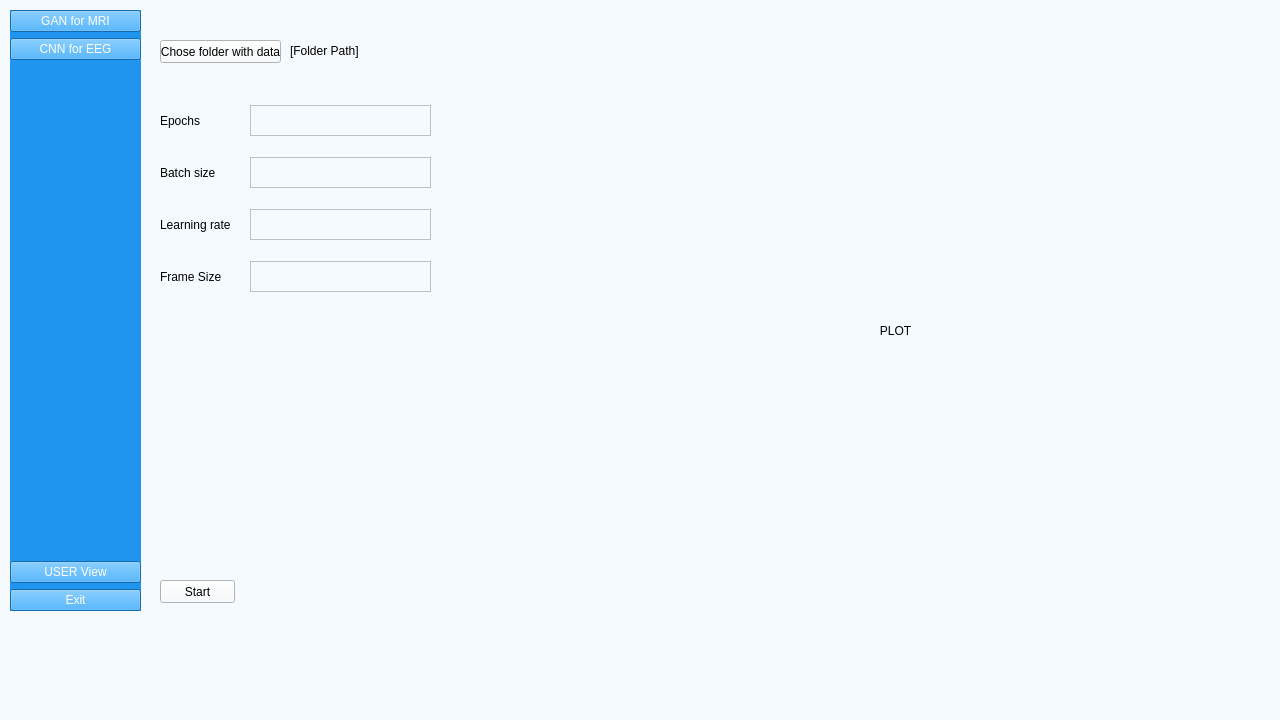
Before: the Qt Designer form UI/aUI_projekt_MRI.ui in matimusial/ADHDPredictorApp, drawn with Qt 5.
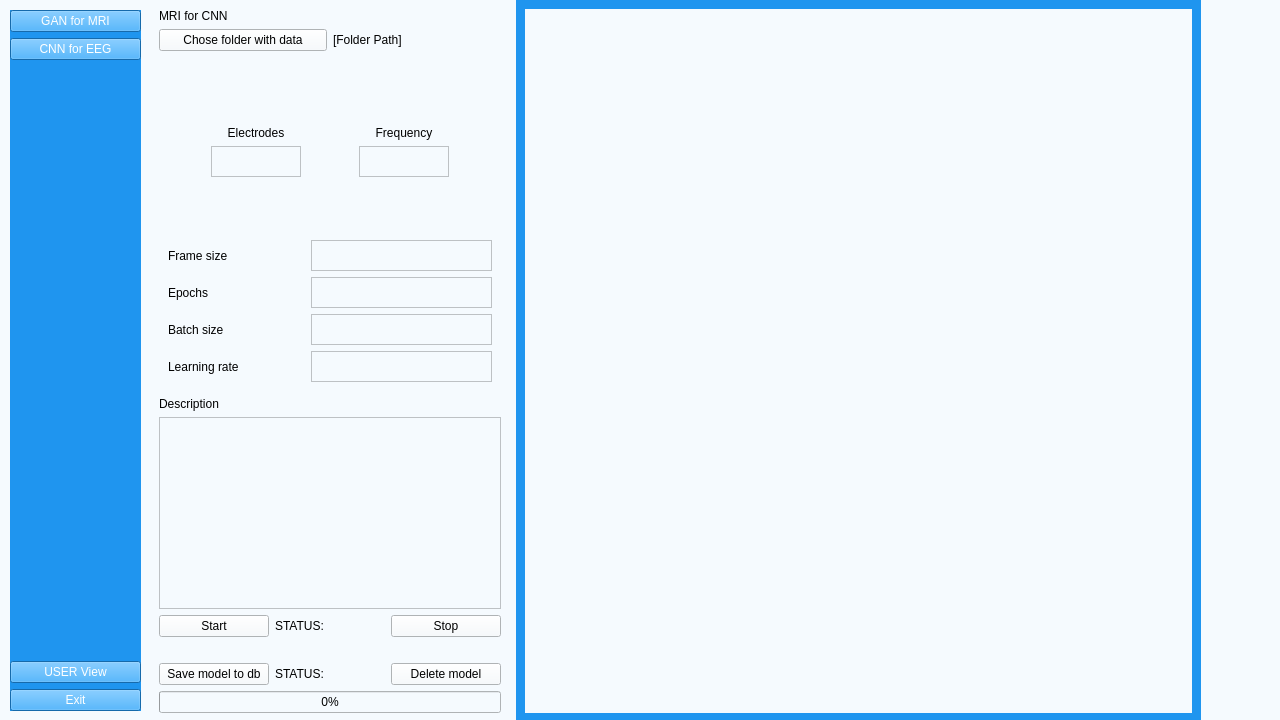
After: the same form once the commit is applied. Icons and pictures are not drawn.

```diff
--- a/UI/aUI_projekt_MRI.ui
+++ b/UI/aUI_projekt_MRI.ui
@@ -23,7 +23,7 @@
       <x>10</x>
       <y>10</y>
       <width>131</width>
-      <height>601</height>
+      <height>701</height>
      </rect>
     </property>
     <property name="styleSheet">
@@ -105,65 +105,189 @@
     <property name="geometry">
      <rect>
       <x>150</x>
-      <y>10</y>
-      <width>1161</width>
-      <height>601</height>
+      <y>0</y>
+      <width>1051</width>
+      <height>722</height>
      </rect>
     </property>
-    <widget class="QWidget" name="widget" native="true">
-     <property name="geometry">
-      <rect>
-       <x>310</x>
-       <y>10</y>
-       <width>851</width>
-       <height>601</height>
-      </rect>
-     </property>
-     <widget class="QLabel" name="plotLabel_CNN">
-      <property name="geometry">
-       <rect>
-        <x>10</x>
-        <y>10</y>
-        <width>851</width>
-        <height>601</height>
-       </rect>
-      </property>
-      <property name="styleSheet">
-       <string notr="true"/>
-      </property>
+    <layout class="QHBoxLayout" name="horizontalLayout_9">
+     <item>
+      <widget class="QWidget" name="main_widget_2" native="true">
+       <property name="sizePolicy">
+        <sizepolicy hsizetype="MinimumExpanding" vsizetype="MinimumExpanding">
+         <horstretch>0</horstretch>
+         <verstretch>0</verstretch>
+        </sizepolicy>
+       </property>
+       <property name="minimumSize">
+        <size>
+         <width>360</width>
+         <height>720</height>
+        </size>
+       </property>
+       <property name="maximumSize">
+        <size>
+         <width>360</width>
+         <height>16777215</height>
+        </size>
+       </property>
+       <layout class="QGridLayout" name="gridLayout_4">
+        <item row="0" column="0">
+         <widget class="QLabel" name="window_name_2">
       <property name="text">
-       <string>PLOT</string>
-      </property>
+           <string>MRI for CNN</string>
+          </property>
+          <property name="scaledContents">
+           <bool>false</bool>
+          </property>
+         </widget>
+        </item>
+        <item row="1" column="0">
+         <layout class="QVBoxLayout" name="verticalLayout_8">
+          <item>
+           <layout class="QHBoxLayout" name="horizontalLayout_10">
+            <item>
+             <widget class="QPushButton" name="folder_explore_2">
+              <property name="text">
+               <string>Chose folder with data</string>
+              </property>
+             </widget>
+            </item>
+            <item>
+             <widget class="QLabel" name="path_label_2">
+              <property name="text">
+               <string>[Folder Path]</string>
+              </property>
+             </widget>
+            </item>
+           </layout>
+          </item>
+          <item>
+           <widget class="QLabel" name="info_dump_2">
+            <property name="text">
+             <string/>
+            </property>
+           </widget>
+          </item>
+          <item>
+           <layout class="QVBoxLayout" name="verticalLayout_9">
+            <item>
+             <spacer name="verticalSpacer_4">
+              <property name="orientation">
+               <enum>Qt::Vertical</enum>
+              </property>
+              <property name="sizeHint" stdset="0">
+               <size>
+                <width>20</width>
+                <height>40</height>
+               </size>
+              </property>
+             </spacer>
+            </item>
+            <item>
+             <layout class="QGridLayout" name="gridLayout_5">
+              <item row="1" column="0">
+               <widget class="QLabel" name="electrodes_2">
+                <property name="text">
+                 <string>Electrodes</string>
+                </property>
       <property name="alignment">
        <set>Qt::AlignCenter</set>
       </property>
      </widget>
-    </widget>
-    <widget class="QPushButton" name="startButton">
-     <property name="geometry">
-      <rect>
-       <x>10</x>
-       <y>570</y>
-       <width>75</width>
-       <height>23</height>
-      </rect>
-     </property>
+              </item>
+              <item row="2" column="0">
+               <widget class="QTextEdit" name="textEdit_electrodes_2">
+                <property name="minimumSize">
+                 <size>
+                  <width>90</width>
+                  <height>31</height>
+                 </size>
+                </property>
+                <property name="maximumSize">
+                 <size>
+                  <width>90</width>
+                  <height>31</height>
+                 </size>
+                </property>
+               </widget>
+              </item>
+              <item row="1" column="2">
+               <widget class="QLabel" name="frequency_2">
+                <property name="text">
+                 <string>Frequency</string>
+                </property>
+                <property name="alignment">
+                 <set>Qt::AlignCenter</set>
+                </property>
+               </widget>
+              </item>
+              <item row="2" column="2">
+               <widget class="QTextEdit" name="textEdit_frequency_2">
+                <property name="minimumSize">
+                 <size>
+                  <width>90</width>
+                  <height>31</height>
+                 </size>
+                </property>
+                <property name="maximumSize">
+                 <size>
+                  <width>90</width>
+                  <height>31</height>
+                 </size>
+                </property>
+               </widget>
+              </item>
+             </layout>
+            </item>
+            <item>
+             <spacer name="verticalSpacer_5">
+              <property name="orientation">
+               <enum>Qt::Vertical</enum>
+              </property>
+              <property name="sizeHint" stdset="0">
+               <size>
+                <width>20</width>
+                <height>40</height>
+               </size>
+              </property>
+             </spacer>
+            </item>
+            <item>
+             <widget class="QWidget" name="widget_3" native="true">
+              <layout class="QVBoxLayout" name="verticalLayout_10">
+               <item>
+                <layout class="QHBoxLayout" name="horizontalLayout_11">
+                 <item>
+                  <widget class="QLabel" name="frame_size_2">
      <property name="text">
-      <string>Start</string>
-     </property>
-    </widget>
-    <widget class="QWidget" name="widget_2" native="true">
-     <property name="geometry">
-      <rect>
-       <x>10</x>
-       <y>80</y>
-       <width>271</width>
-       <height>221</height>
-      </rect>
-     </property>
-     <layout class="QVBoxLayout" name="verticalLayout_4">
+                    <string>Frame size</string>
+                   </property>
+                   <property name="alignment">
+                    <set>Qt::AlignLeading|Qt::AlignLeft|Qt::AlignVCenter</set>
+                   </property>
+                  </widget>
+                 </item>
+                 <item>
+                  <widget class="QTextEdit" name="textEdit_frame_size_2">
+                   <property name="minimumSize">
+                    <size>
+                     <width>181</width>
+                     <height>31</height>
+                    </size>
+                   </property>
+                   <property name="maximumSize">
+                    <size>
+                     <width>181</width>
+                     <height>31</height>
+                    </size>
+                   </property>
+                  </widget>
+                 </item>
+                </layout>
+               </item>
       <item>
-       <layout class="QHBoxLayout" name="horizontalLayout">
+                <layout class="QHBoxLayout" name="horizontalLayout_12">
         <item>
          <widget class="QLabel" name="epochs">
           <property name="text">
@@ -190,7 +314,7 @@
        </layout>
       </item>
       <item>
-       <layout class="QHBoxLayout" name="horizontalLayout_2">
+                <layout class="QHBoxLayout" name="horizontalLayout_13">
         <item>
          <widget class="QLabel" name="batch_size">
           <property name="text">
@@ -217,7 +341,7 @@
        </layout>
       </item>
       <item>
-       <layout class="QHBoxLayout" name="horizontalLayout_3">
+                <layout class="QHBoxLayout" name="horizontalLayout_14">
         <item>
          <widget class="QLabel" name="learning_rate">
           <property name="text">
@@ -243,61 +367,147 @@
         </item>
        </layout>
       </item>
+              </layout>
+             </widget>
+            </item>
       <item>
-       <layout class="QHBoxLayout" name="horizontalLayout_5">
+             <layout class="QVBoxLayout" name="verticalLayout_11">
         <item>
-         <widget class="QLabel" name="frame_size">
+               <widget class="QLabel" name="desc_label_2">
           <property name="text">
-           <string>Frame Size</string>
+                 <string>Description</string>
           </property>
          </widget>
         </item>
         <item>
-         <widget class="QTextEdit" name="textEdit_frame_size">
-          <property name="minimumSize">
-           <size>
-            <width>181</width>
-            <height>31</height>
-           </size>
-          </property>
-          <property name="maximumSize">
-           <size>
-            <width>181</width>
-            <height>31</height>
-           </size>
+               <widget class="QTextEdit" name="model_description_2"/>
+              </item>
+              <item>
+               <layout class="QVBoxLayout" name="verticalLayout_12">
+                <item>
+                 <layout class="QHBoxLayout" name="horizontalLayout_15">
+                  <item>
+                   <widget class="QPushButton" name="startButton_2">
+                    <property name="text">
+                     <string>Start</string>
+                    </property>
+                   </widget>
+                  </item>
+                  <item>
+                   <widget class="QLabel" name="status_label_2">
+                    <property name="text">
+                     <string>STATUS:</string>
           </property>
          </widget>
         </item>
-       </layout>
-      </item>
-     </layout>
-    </widget>
-    <widget class="QPushButton" name="folder_explore">
-     <property name="geometry">
-      <rect>
-       <x>10</x>
-       <y>30</y>
-       <width>121</width>
-       <height>23</height>
-      </rect>
-     </property>
+                  <item>
+                   <widget class="QPushButton" name="stopButton_2">
+                    <property name="text">
+                     <string>Stop</string>
+                    </property>
+                   </widget>
+                  </item>
+                 </layout>
+                </item>
+                <item>
+                 <widget class="QLabel" name="more_info_dump_2">
+                  <property name="text">
+                   <string/>
+                  </property>
+                  <property name="alignment">
+                   <set>Qt::AlignLeading|Qt::AlignLeft|Qt::AlignTop</set>
+                  </property>
+                 </widget>
+                </item>
+                <item>
+                 <layout class="QHBoxLayout" name="horizontalLayout_16">
+                  <item>
+                   <widget class="QPushButton" name="save_db_2">
+                    <property name="text">
+                     <string>Save model to db</string>
+                    </property>
+                   </widget>
+                  </item>
+                  <item>
+                   <widget class="QLabel" name="db_status_2">
      <property name="text">
-      <string>Chose folder with data</string>
-     </property>
-    </widget>
-    <widget class="QLabel" name="path_label">
-     <property name="geometry">
-      <rect>
-       <x>140</x>
-       <y>30</y>
-       <width>141</width>
-       <height>21</height>
-      </rect>
-     </property>
+                     <string>STATUS:</string>
+                    </property>
+                   </widget>
+                  </item>
+                  <item>
+                   <widget class="QPushButton" name="del_model_2">
+                    <property name="text">
+                     <string>Delete model</string>
+                    </property>
+                   </widget>
+                  </item>
+                 </layout>
+                </item>
+               </layout>
+              </item>
+              <item>
+               <widget class="QProgressBar" name="progressBar_2">
+                <property name="value">
+                 <number>0</number>
+                </property>
+               </widget>
+              </item>
+             </layout>
+            </item>
+           </layout>
+          </item>
+         </layout>
+        </item>
+       </layout>
+      </widget>
+     </item>
+     <item>
+      <widget class="QWidget" name="widget_4" native="true">
+       <property name="sizePolicy">
+        <sizepolicy hsizetype="MinimumExpanding" vsizetype="MinimumExpanding">
+         <horstretch>0</horstretch>
+         <verstretch>0</verstretch>
+        </sizepolicy>
+       </property>
+       <property name="minimumSize">
+        <size>
+         <width>640</width>
+         <height>640</height>
+        </size>
+       </property>
+       <property name="styleSheet">
+        <string notr="true">QWidget{
+	background-color: rgb(31, 149, 239);
+}</string>
+       </property>
+       <layout class="QGridLayout" name="gridLayout_6">
+        <item row="0" column="0">
+         <widget class="QLabel" name="plotLabel_CNN_2">
+          <property name="minimumSize">
+           <size>
+            <width>120</width>
+            <height>0</height>
+           </size>
+          </property>
+          <property name="styleSheet">
+           <string notr="true">background-color: rgb(245, 250, 254);</string>
+          </property>
      <property name="text">
-      <string>[Folder Path]</string>
-     </property>
-    </widget>
+           <string/>
+          </property>
+          <property name="pixmap">
+           <pixmap>icons/icon_loop.png</pixmap>
+          </property>
+          <property name="alignment">
+           <set>Qt::AlignCenter</set>
+          </property>
+         </widget>
+        </item>
+       </layout>
+      </widget>
+     </item>
+    </layout>
    </widget>
   </widget>
  </widget>
```
Left out of the diff: 14 changed lines with no effect on the pictures. Lines whose indentation alone changed are shown as unchanged.
